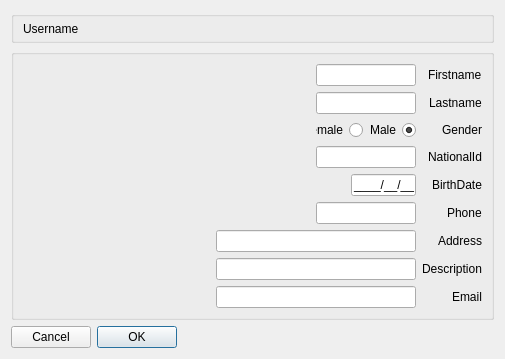
This is Client/reghaabat/userform.ui in nournia/ketabkhaane as Qt 5 draws it before an edit. The edited form follows.
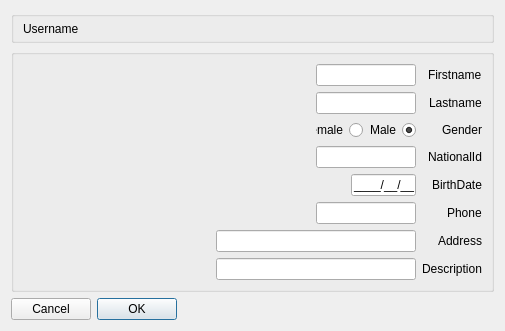
This is the edited form.

The edit to the form file:
```diff
--- a/Client/reghaabat/userform.ui
+++ b/Client/reghaabat/userform.ui
@@ -7,7 +7,7 @@
     <x>0</x>
     <y>0</y>
     <width>505</width>
-    <height>338</height>
+    <height>304</height>
    </rect>
   </property>
   <property name="layoutDirection">
@@ -58,6 +58,9 @@
       <string/>
      </property>
      <layout class="QFormLayout" name="formLayout">
+      <property name="fieldGrowthPolicy">
+       <enum>QFormLayout::AllNonFixedFieldsGrow</enum>
+      </property>
       <property name="labelAlignment">
        <set>Qt::AlignLeading|Qt::AlignLeft|Qt::AlignVCenter</set>
       </property>
@@ -225,23 +228,6 @@
         </property>
        </widget>
       </item>
-      <item row="8" column="0">
-       <widget class="QLabel" name="label_8">
-        <property name="text">
-         <string>Email</string>
-        </property>
-       </widget>
-      </item>
-      <item row="8" column="1">
-       <widget class="QLineEdit" name="eEmail">
-        <property name="maximumSize">
-         <size>
-          <width>200</width>
-          <height>16777215</height>
-         </size>
-        </property>
-       </widget>
-      </item>
      </layout>
     </widget>
    </item>
```
Left out of the diff: 1 changed line with no effect on the pictures.
